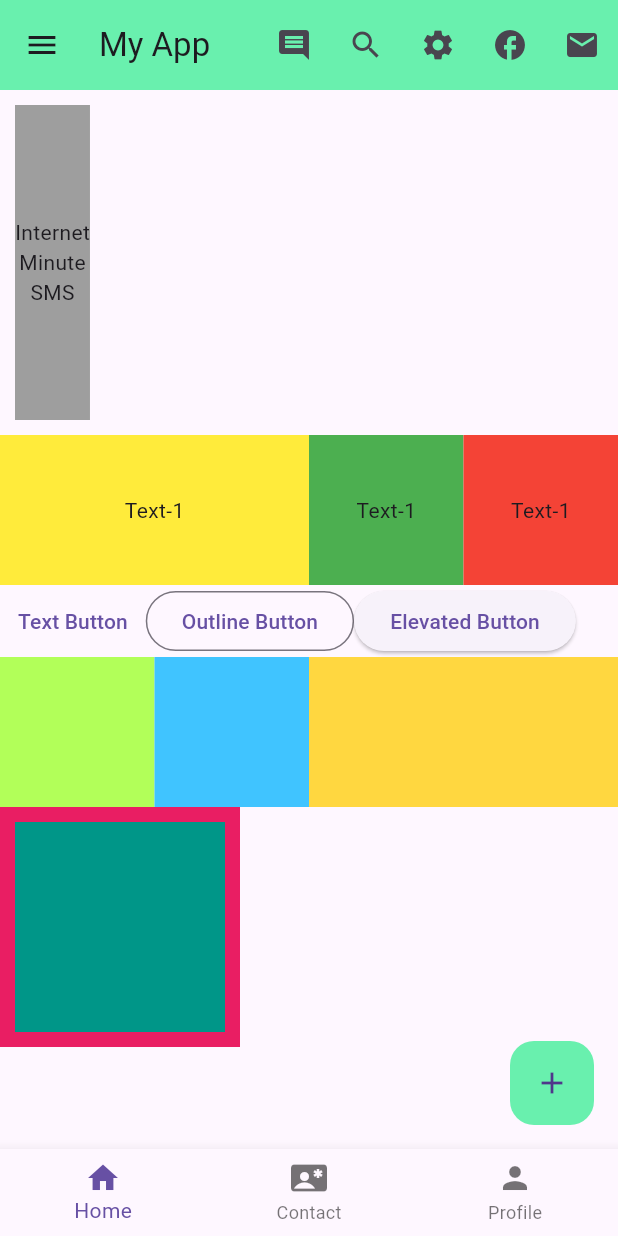
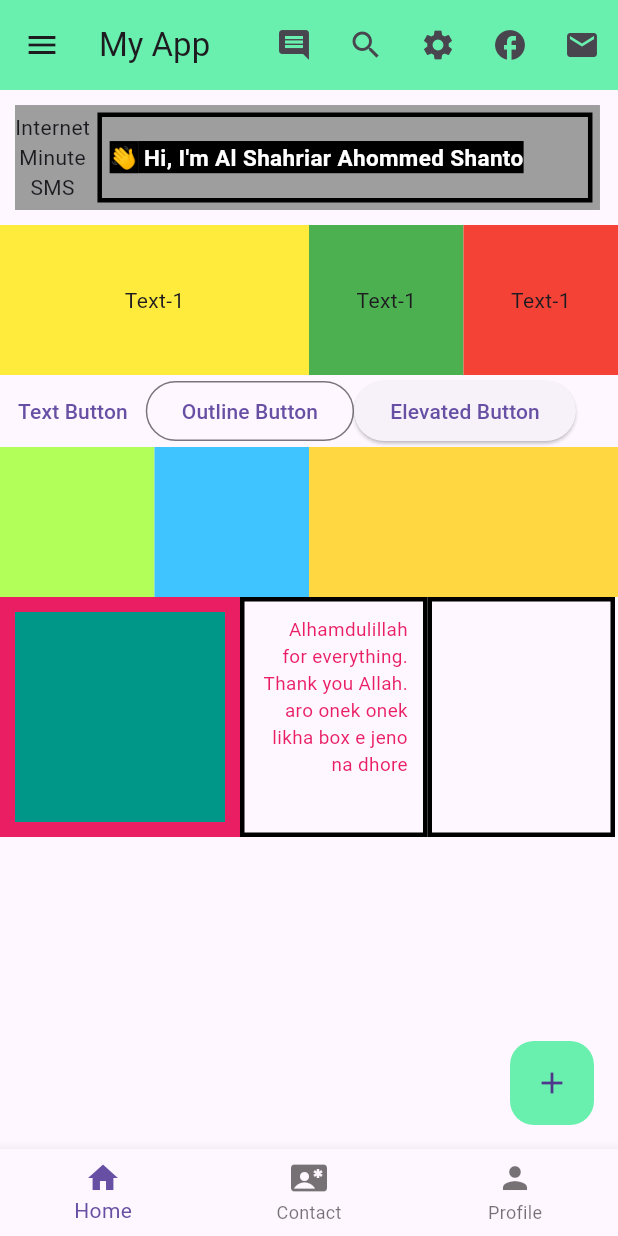
Before and after one commit to ShantoGUB567/Flutter, a Flutter app: the screen it shows after launch, on a phone screen of 412 x 824 dp. Run offline on Flutter 3.47's test engine with Material 3 defaults, Android fonts, the phone set to English and light mode, and no system bars.

Commit message:
Update file

```diff
--- a/new_app_1/lib/main.dart
+++ b/new_app_1/lib/main.dart
@@ -66,7 +66,7 @@
           Row(
             children: [
               Container(
-                height: 210,
+                height: 70,
                 color: Colors.grey,
                 margin: EdgeInsets.all(10),
                 child: Row(
@@ -80,17 +80,34 @@
                         Row(children: [Text("SMS")],),
                       ],
                     ),
-                    Column(
-
+                    Container(
+                      width: 330,
+                      height: 60,
+                      margin: EdgeInsets.all(5),
+                      padding: EdgeInsets.all(5),
+                      decoration: BoxDecoration(border: Border.all(color: Colors.black, width: 3,)),
+                        child: Expanded(
+                          child: Row(
+                            children: [
+                              Text(
+                                "👋 Hi, I'm Al Shahriar Ahommed Shanto",
+                                style: TextStyle(
+                                  fontSize: 15,
+                                  color: Colors.white,
+                                  backgroundColor: Colors.black,
+                                  fontWeight: FontWeight.bold ,
                                 ),
+                              ),
+                            ],
+                          ),
+                        ),
+                    )
                   ],
                 ),
               )
             ],
           ),
 
-          Row(),
-          Row(),
           Row(
             children: [
               Expanded(
@@ -153,7 +170,10 @@
             ],
           ),
 
-          Row(children: [Container(
+          Row(children: [
+            Column(
+            children: [
+              Container(
                 alignment: Alignment.center,
                 child: Stack(
                   alignment: Alignment.center ,
@@ -162,7 +182,49 @@
                     Container(height: 140, width: 140, margin: EdgeInsets.all(10), color: Colors.teal,),
                   ],
                 ),
-          )],),
+              ),
+            ],
+          ),
+          Column(
+            children: [
+              Container(
+                width: 125,
+                height: 160,
+                padding: EdgeInsets.all(10),
+                decoration: BoxDecoration(border: Border.all(color: Colors.black, width: 3,)),
+                child: Column(
+                  children: [
+                    Text("Alhamdulillah for everything. Thank you Allah. aro onek onek likha box e jeno na dhore",
+                      textDirection: TextDirection.rtl,
+                      // textAlign: TextAlign.center,
+                      // overflow: TextOverflow.ellipsis,
+                      textScaleFactor: 0.9,
+                      softWrap: true,
+                      style: TextStyle(color: Colors.pink, ),
+                    ),
+                  ],
+                ),
+              ),
+            ],
+          ),
+            Column(
+              children: [
+                Container(
+                  width: 125,
+                  height: 160,
+                  padding: EdgeInsets.all(10),
+                  decoration: BoxDecoration(border: Border.all(color: Colors.black, width: 3,)),
+                  child: Column(
+                    children: [
+
+                    ],
+                  ),
+                )
+              ],
+            ),
+          ],),
+
+          Row(),
 
         ],
       ),
```
Lines whose indentation alone changed are shown as unchanged.
